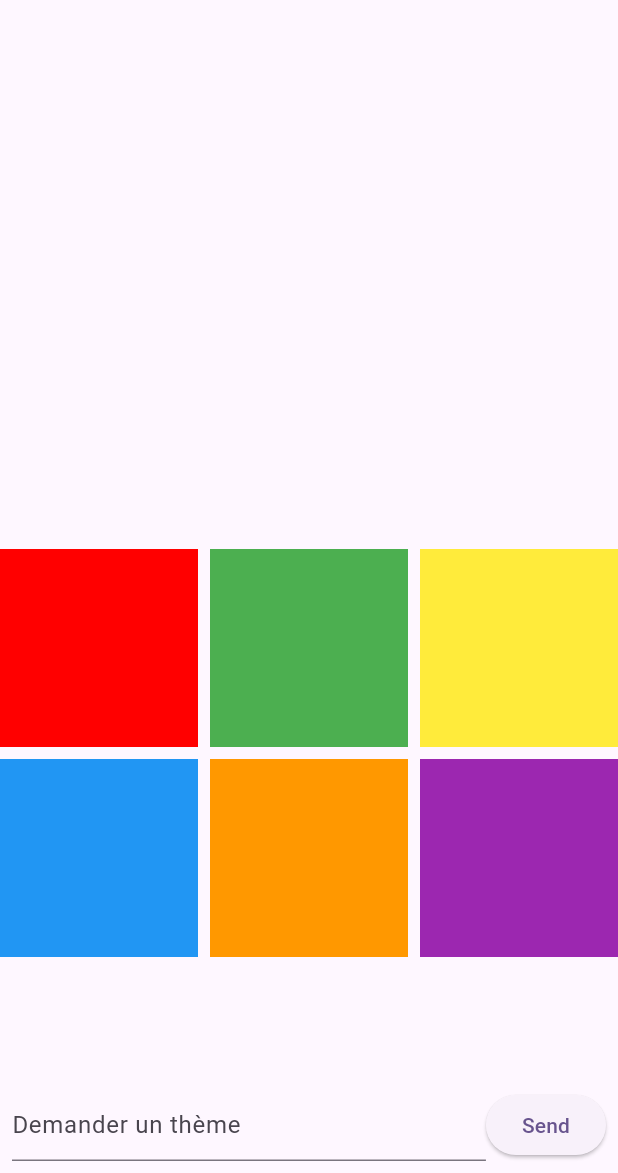
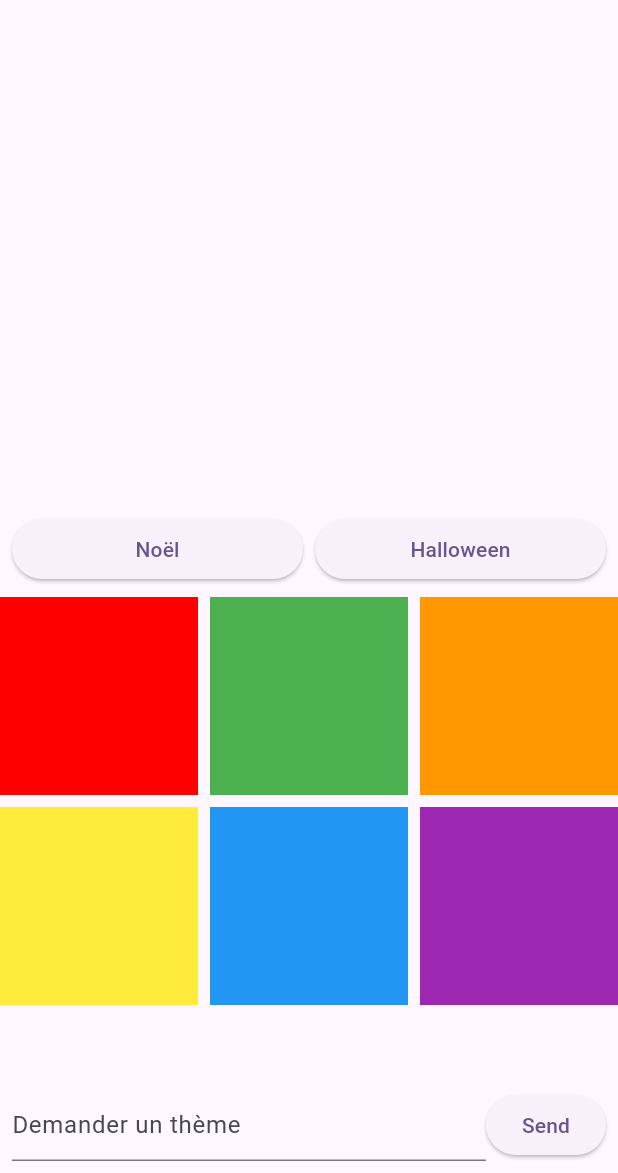
Before and after one commit to henridelta/ColorGPT, a Flutter app: the screen it shows after launch, after a tap on "Send", on a phone screen of 412 x 824 dp, the part 63-1236 px from its top. Run offline on Flutter 3.47's test engine with Material 3 defaults, Android fonts, the phone set to English and light mode, and no system bars.

Commit message:
colorGPT ajout de deux thèmes

```diff
--- a/lib/home/homepage.dart
+++ b/lib/home/homepage.dart
@@ -30,13 +30,25 @@ class ChatScreenState extends State<ChatScreen> {
   @override
   void initState() {
     super.initState();
-    loadColors(); // Appeler la fonction pour charger les couleurs depuis le JSON
+    loadColors('base'); // Appeler la fonction pour charger les couleurs depuis le JSON
   }
 
-  void loadColors() {
+  void loadColors(String theme) {
     // Charger les données JSON depuis votre fichier ou une source distante
-    String jsonContent =
-        '[{"color":"FF0000FF"},{"color":"4CAF50FF"},{"color":"0000FF"},{"color":"FFFF00"},{"color":"FFA500"},{"color":"800080"}]';
+    String jsonContent = '';
+
+    // Choisir le thème en fonction du paramètre
+    if (theme == 'Noel') {
+      jsonContent =
+      '[{"color":"FFFF2222"},{"color":"FF006400"},{"color":"FFFFD700"},{"color":"FFFFEB3B"},{"color":"FFFF69B4"},{"color":"FF87CEEB"}]';
+    } else if (theme == 'Halloween') {
+      jsonContent =
+      '[{"color":"FF000000"},{"color":"FFFF5722"},{"color":"FFC62828"},{"color":"FFFFEB3B"},{"color":"FF2196F3"},{"color":"FF9C27B0"}]';
+    } else if (theme == 'base') {
+      jsonContent =
+      '[{"color":"FFFF0000"},{"color":"FF4CAF50"},{"color":"FFFF9800"},{"color":"FFFFEB3B"},{"color":"FF2196F3"},{"color":"FF9C27B0"}]';
+    }
+
     List<ColorData> colorDataList = (json.decode(jsonContent) as List<dynamic>)
         .map((data) => ColorData.fromJson(data))
         .toList();
@@ -45,9 +57,13 @@ class ChatScreenState extends State<ChatScreen> {
     cellColors = colorDataList
         .map((colorData) => Color(int.parse("0x${colorData.color}")))
         .toList();
+
     // Mettre à jour l'état pour déclencher le redessinement du widget
     setState(() {});
   }
+
+
+
 
   void _sendMessage(String message) async {
     // Replace 'YOUR_CHATGPT_API_ENDPOINT' with the actual ChatGPT API endpoint
@@ -56,7 +72,7 @@ class ChatScreenState extends State<ChatScreen> {
       headers: {
         'Content-Type': 'application/json',
         'Authorization':
-            'Bearer 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',
+            '!!! API KEY !!!',
       },
       body:
           '{"model":"gpt-3.5-turbo","messages": [{"role": "user", "content": "$message"}]}',
@@ -76,14 +92,6 @@ class ChatScreenState extends State<ChatScreen> {
 
   @override
   Widget build(BuildContext context) {
-    List<Color> cellColors = [
-      Color(0xFFFF0000),
-      Colors.green,
-      Colors.yellow,
-      Colors.blue,
-      Colors.orange,
-      Colors.purple,
-    ];
 
     return Scaffold(
       appBar: AppBar(
@@ -101,6 +109,37 @@ class ChatScreenState extends State<ChatScreen> {
               },
             ),
           ),
+          Padding(
+            padding: const EdgeInsets.all(8.0),
+            child: Row(
+              mainAxisAlignment: MainAxisAlignment.center,
+              children: <Widget>[
+                Expanded(
+                  child: ElevatedButton(
+                    onPressed: () {
+                      loadColors('Noel'); // Charger le thème "Noël"
+                    },
+                    child: Builder(builder: (context) {
+                      return const Text('Noël');
+                    }),
+                  ),
+                ),
+                SizedBox(width: 8.0), // Espace entre les boutons
+                Expanded(
+                  child: ElevatedButton(
+                    onPressed: () {
+                      loadColors('Halloween'); // Charger le thème "Noël"
+                    },
+                    child: Builder(builder: (context) {
+                      return const Text('Halloween');
+                    }),
+                  ),
+                ),
+              ],
+            ),
+          ),
+
+
           Expanded(
             child: GridView.builder(
               gridDelegate: const SliverGridDelegateWithFixedCrossAxisCount(
```
